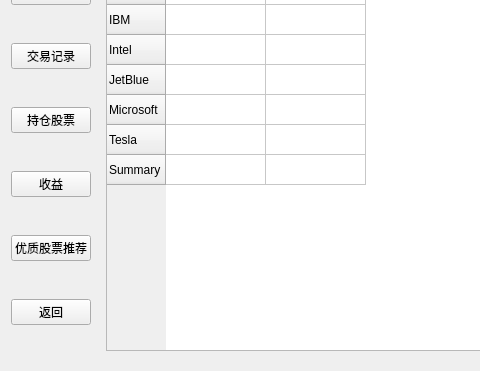
Qt form VirtualStock_dir/buyin.ui (Vks-Feng/Nullptr) before a commit; both pictures show x 0 to 480 and y 128 to 499 of the 691 by 499 pixel window.
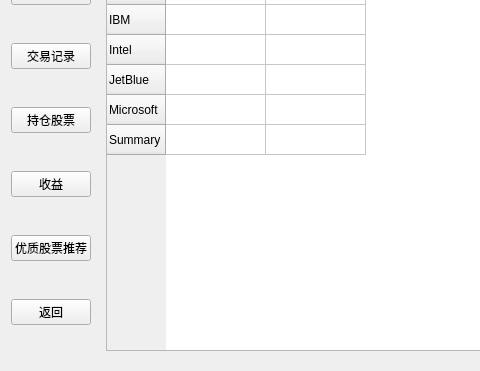
The same form after that commit.

Commit message: fix the display of records and holdings

Patch:
```diff
--- a/VirtualStock_dir/buyin.ui
+++ b/VirtualStock_dir/buyin.ui
@@ -529,11 +529,6 @@
            <string>Microsoft</string>
           </property>
          </row>
-         <row>
-          <property name="text">
-           <string>Tesla</string>
-          </property>
-         </row>
          <row>
           <property name="text">
            <string>Summary</string>
```
Left out of the diff: 10 changed lines with no effect on the pictures. The commit also changes 1 other file.
